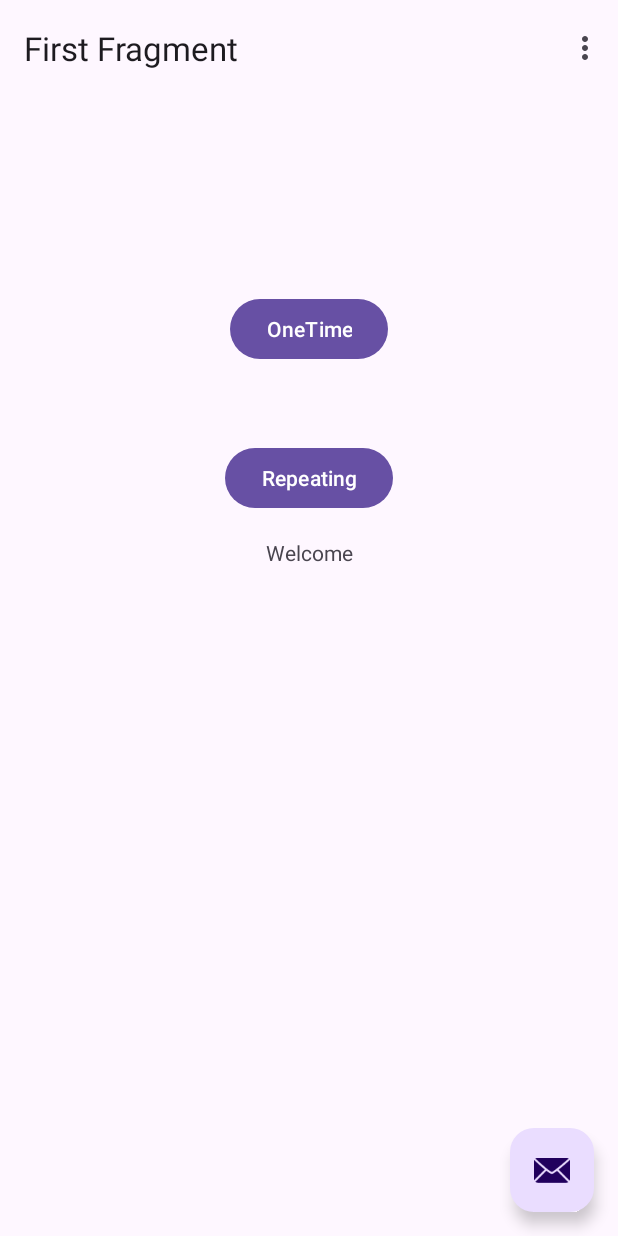
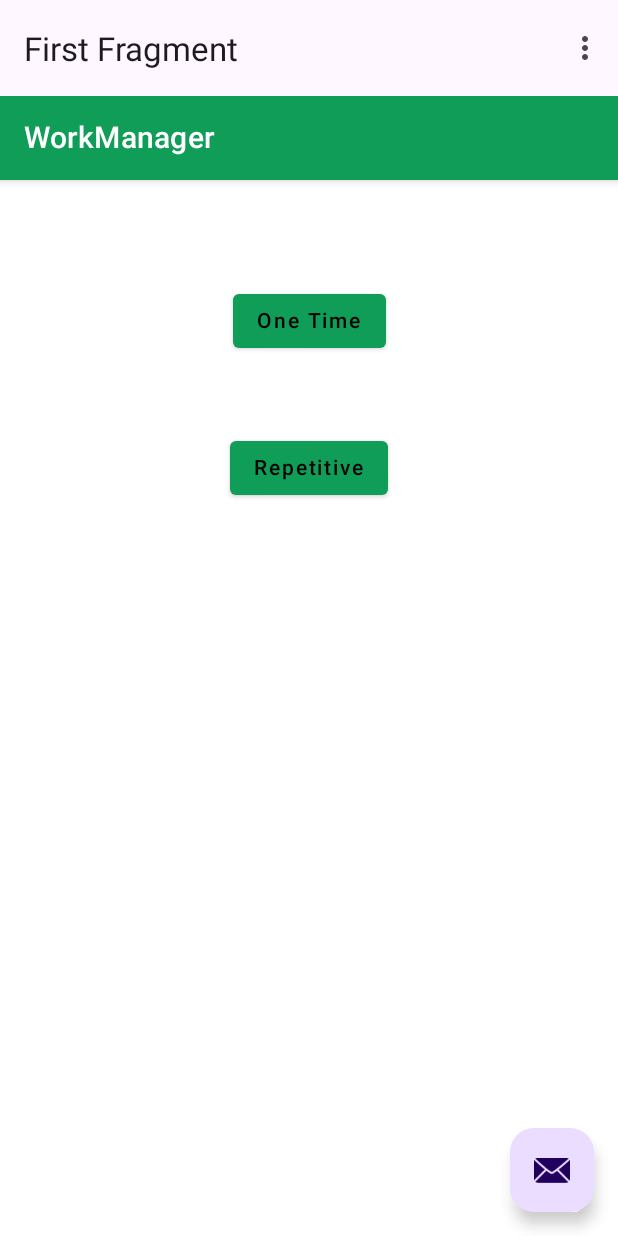
Before and after one commit to manjprabhu/android-workmanager, an Android app built with Jetpack Compose: the screen it shows after launch (MainActivity), on a phone screen of 412 x 824 dp. Run offline under Robolectric (Android 15) with nearby library versions, the phone set to English and light mode, and no system bars; our stand-ins replace navigation-ui.

Commit message:
Migrate to Compose

```diff
--- a/app/src/main/java/com/mnj/android_workmanager/FirstFragment.kt
+++ b/app/src/main/java/com/mnj/android_workmanager/FirstFragment.kt
@@ -1,9 +1,18 @@
 package com.mnj.android_workmanager
 
+import android.annotation.SuppressLint
 import android.os.Bundle
 import android.view.LayoutInflater
 import android.view.View
 import android.view.ViewGroup
+import androidx.compose.foundation.layout.*
+import androidx.compose.material.*
+import androidx.compose.runtime.Composable
+import androidx.compose.ui.Alignment
+import androidx.compose.ui.Modifier
+import androidx.compose.ui.graphics.Color
+import androidx.compose.ui.platform.ComposeView
+import androidx.compose.ui.unit.dp
 import androidx.fragment.app.Fragment
 import com.mnj.android_workmanager.databinding.FragmentFirstBinding
 import com.mnj.android_workmanager.workmanager.WorkRequestScheduler
@@ -16,6 +25,8 @@ class FirstFragment : Fragment() {
     private var _binding: FragmentFirstBinding? = null
     val TASK_KEY = "Input_TASK_KEY"
 
+    private lateinit var composeView: ComposeView
+
     // This property is only valid between onCreateView and
     // onDestroyView.
     private val binding get() = _binding!!
@@ -23,21 +34,31 @@ class FirstFragment : Fragment() {
     override fun onCreateView(
         inflater: LayoutInflater, container: ViewGroup?,
         savedInstanceState: Bundle?
-    ): View? {
+    ): View {
 
         _binding = FragmentFirstBinding.inflate(inflater, container, false)
-        return binding.root
-
+        binding.root
+        return ComposeView(requireContext()).also {
+            composeView = it
+        }
     }
 
     override fun onViewCreated(view: View, savedInstanceState: Bundle?) {
         super.onViewCreated(view, savedInstanceState)
+        composeView.setContent {
+            MainContent(onClickOneTimeTask = {
+                WorkRequestScheduler.constructOneTimeWork(requireContext())
+            },
+                onClickRepetitiveTask = {
+                    WorkRequestScheduler.constructRepeatingWork(requireContext())
+                })
+        }
 
         /*  binding.buttonFirst.setOnClickListener {
               findNavController().navigate(R.id.action_FirstFragment_to_SecondFragment)
           }*/
 
-        binding.buttonFirst.setOnClickListener {
+        /*binding.buttonFirst.setOnClickListener {
             println("==>> Clicked....")
             this.context?.let { it1 -> WorkRequestScheduler.constructOneTimeWork(it1) }
         }
@@ -45,6 +66,51 @@ class FirstFragment : Fragment() {
         binding.buttonSecond.setOnClickListener {
             println("==>> Clicked....")
             this.context?.let { it1 -> WorkRequestScheduler.retryWork(it1) }
+        }*/
+    }
+
+    @SuppressLint("UnusedMaterialScaffoldPaddingParameter")
+    @Composable
+    fun MainContent(onClickOneTimeTask: () -> Unit, onClickRepetitiveTask: () -> Unit) {
+        Scaffold(
+            topBar = {
+                TopAppBar(
+                    title = {
+                        Text(
+                            "WorkManager",
+                            color = Color.White
+                        )
+                    },
+                    backgroundColor = Color(0xff0f9d58)
+                )
+            },
+            content = { MyContent(onClickOneTimeTask, onClickRepetitiveTask) }
+        )
+    }
+
+    @Composable
+    fun MyContent(onClickOneTimeTask: () -> Unit, onClickRepetitiveTask: () -> Unit) {
+        Column(
+            modifier = Modifier
+                .fillMaxSize(),
+            verticalArrangement = Arrangement.spacedBy(50.dp),
+            horizontalAlignment = Alignment.CenterHorizontally
+        ) {
+
+            Spacer(modifier = Modifier.height(20.dp))
+            Button(
+                onClick = onClickOneTimeTask,
+                colors = ButtonDefaults.buttonColors(backgroundColor = Color(0XFF0F9D58))
+            ) {
+                Text("One Time")
+            }
+
+            Button(
+                onClick = onClickRepetitiveTask,
+                colors = ButtonDefaults.buttonColors(backgroundColor = Color(0XFF0F9D58))
+            ) {
+                Text("Repetitive")
+            }
         }
     }
 
--- a/app/src/main/java/com/mnj/android_workmanager/workmanager/MyWorker.kt
+++ b/app/src/main/java/com/mnj/android_workmanager/workmanager/MyWorker.kt
@@ -35,6 +35,7 @@ class MyWorker(appContext: Context, workParams: WorkerParameters) : Worker(appCo
             "Worker Notification",
             NotificationManager.IMPORTANCE_DEFAULT
         )
+
         // Configure the notification channel.
         notificationChannel.description = "Channel description"
         notificationChannel.enableLights(true)
--- a/app/src/main/res/layout/fragment_first.xml
+++ b/app/src/main/res/layout/fragment_first.xml
@@ -1,12 +1,17 @@
 <?xml version="1.0" encoding="utf-8"?>
 <androidx.core.widget.NestedScrollView xmlns:android="http://schemas.android.com/apk/res/android"
-    xmlns:app="http://schemas.android.com/apk/res-auto"
     xmlns:tools="http://schemas.android.com/tools"
     android:layout_width="match_parent"
     android:layout_height="match_parent"
     tools:context=".FirstFragment">
 
-    <androidx.constraintlayout.widget.ConstraintLayout
+
+    <androidx.compose.ui.platform.ComposeView
+        android:id="@+id/compose_id"
+        android:layout_width="match_parent"
+        android:layout_height="match_parent" />
+
+    <!--  <androidx.constraintlayout.widget.ConstraintLayout
           android:layout_width="match_parent"
           android:layout_height="match_parent"
           android:padding="16dp">
@@ -45,5 +50,5 @@
               app:layout_constraintEnd_toEndOf="parent"
               app:layout_constraintStart_toStartOf="parent"
               app:layout_constraintTop_toBottomOf="@id/button_second" />
-    </androidx.constraintlayout.widget.ConstraintLayout>
+      </androidx.constraintlayout.widget.ConstraintLayout>-->
 </androidx.core.widget.NestedScrollView>
--- a/build.gradle
+++ b/build.gradle
@@ -2,7 +2,7 @@
 plugins {
     id 'com.android.application' version '7.2.1' apply false
     id 'com.android.library' version '7.2.1' apply false
-    id 'org.jetbrains.kotlin.android' version '1.7.10' apply false
+    id 'org.jetbrains.kotlin.android' version '1.7.20' apply false
 }
 
 task clean(type: Delete) {
```
Also changed, not shown: app/build.gradle (+16 -0 lines). Lines whose indentation alone changed are shown as unchanged.
